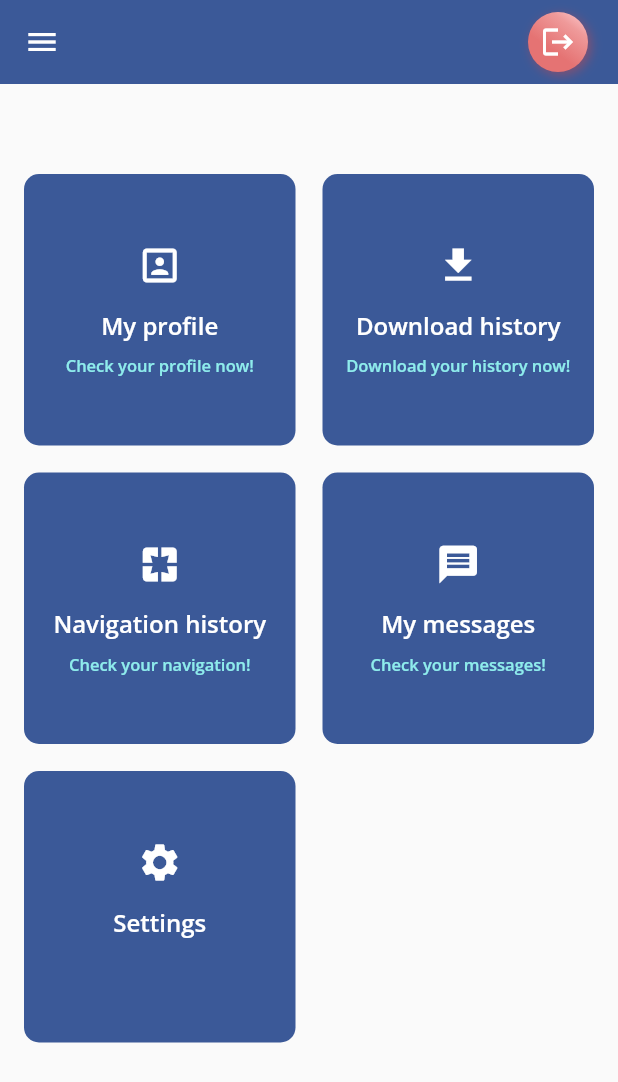
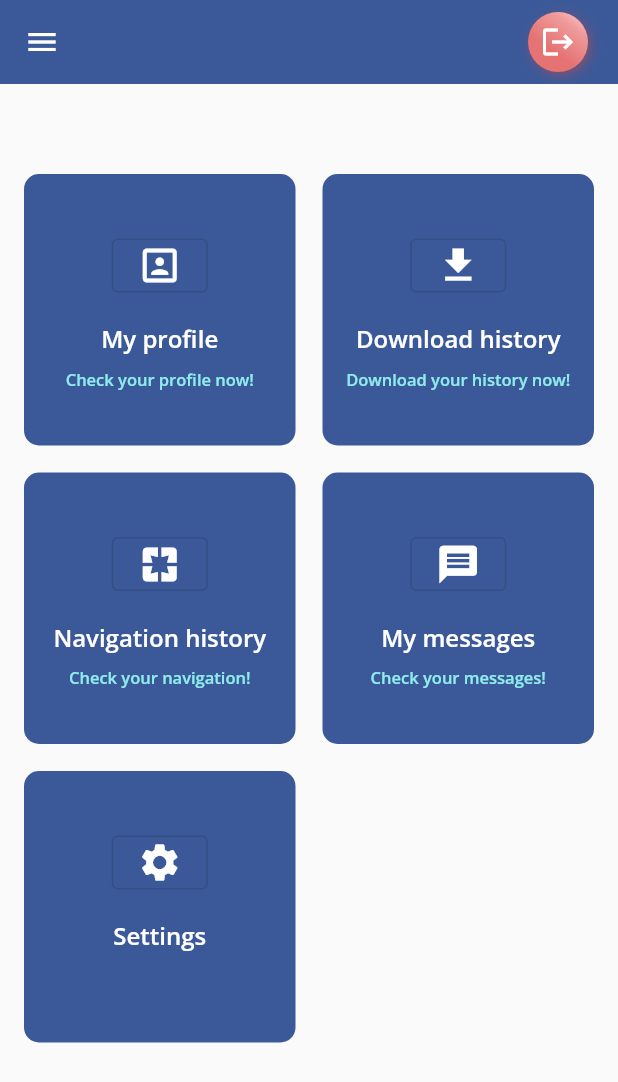
Before and after one commit to btamega/hesperis_tamuda, a Flutter app: the UserDashboard screen opened directly with empty values, on a phone screen of 412 x 824 dp. Shown: the top 1082 px of the screen. Run offline on Flutter 3.47's test engine with Material 2 defaults, Android fonts, the phone set to English and light mode, and no system bars; our stand-ins replace awesome_dialog, carousel_slider, dio, expandable, flutter_pw_validator, google_fonts and 1 more; missing offline and left inert: drop_cap_text, flag, flutter_pdfview; generated files the repository leaves out were written again; network calls fail.

Commit message:
version2

```diff
--- a/lib/views/pages/ElevatedCardExample.dart
+++ b/lib/views/pages/ElevatedCardExample.dart
@@ -1,41 +1,64 @@
 import 'package:flutter/material.dart';
 import 'package:google_fonts/google_fonts.dart';
+import 'package:hesperis_tamuda/views/pages/about.dart';
+import 'package:hesperis_tamuda/views/pages/navigation_history.dart';
+import 'package:hesperis_tamuda/views/pages/profile.dart';
+import 'package:hesperis_tamuda/views/pages/user/profil.dart';
+import 'package:hesperis_tamuda/models/statut.dart';
 
 
-class ElevatedCardExample extends StatelessWidget {
-  Items item1 = new Items(
+
+
+
+
+class elevatedCardExample extends StatefulWidget {
+final User user;
+
+  const elevatedCardExample({Key? key, required this.user}) : super(key: key);
+
+  @override
+  State<elevatedCardExample> createState() => _elevatedCardExampleState();
+}
+  @override
+  class _elevatedCardExampleState extends State<elevatedCardExample> {
+  @override
+  Widget build(BuildContext context) {
+    Items item1 = Items(
       title: "My profile",
       subtitle: "Check your profile now!",
-      // event: "3 Events");
       icon: Icons.portrait,
+      page:  UserProfil(user: widget.user ),
+
   );
 
-  Items item2 = new Items(
+  Items item2 =  Items(
     title: "Download history",
     subtitle: "Download your history now!",
-    // event: "4 Items",
     icon: Icons.download,
+    page: const ProfilePage(),
+
   );
-  Items item3 = new Items(
+  Items item3 = Items(
     title:  "Navigation history",
     subtitle: "Check your navigation!",
-    // event: "",
     icon: Icons.pages,
+    page: const NavigationHistory(),
+
   );
-  Items item4 = new Items(
+  Items item4 = Items(
     title: "My messages",
     subtitle: "Check your messages!",
     icon: Icons.message,
+    page: const AboutPage(),
+
   );
-  Items item5 = new Items(
+  Items item5 =  Items(
     title: "Settings",
     subtitle: "",
-    // event: "4 Items",
    icon: Icons.settings,
+   page: const ProfilePage(),
+
   );
-
-  @override
-  Widget build(BuildContext context) {
     List<Items> myList = [item1, item2, item3, item4, item5];
     var color = 0xff3b5998;
     return Flex(
@@ -44,7 +67,7 @@ class ElevatedCardExample extends StatelessWidget {
         Flexible(
           child: GridView.count(
             childAspectRatio: 1.0,
-            padding: EdgeInsets.only(left: 16, right: 16),
+            padding: const EdgeInsets.only(left: 16, right: 16),
             crossAxisCount: 2,
             crossAxisSpacing: 18,
             mainAxisSpacing: 18,
@@ -57,8 +80,10 @@ class ElevatedCardExample extends StatelessWidget {
                 child: Column(
                   mainAxisAlignment: MainAxisAlignment.center,
                   children: <Widget>[
-                    Icon(data.icon, size: 30, color: Colors.white),
-                    // IconData.(Icon(data.icon)),
+                   OutlinedButton(
+                   onPressed: () {Navigator.of(context).push(MaterialPageRoute(builder: (context) =>   data.page,));},
+                   child: Icon(data.icon, size: 30, color: Colors.white),
+                    ),
                     const SizedBox(height: 14),
                     Text(
                       data.title,
@@ -70,17 +95,18 @@ class ElevatedCardExample extends StatelessWidget {
                         ),
                       ),
                     ),
-                    SizedBox(height: 8),
+                    const SizedBox(height: 8),
                     Text(
                       data.subtitle,
                       style: GoogleFonts.openSans(
-                        textStyle: TextStyle(
+                        textStyle: const TextStyle(
                           color: Color.fromARGB(255, 142, 236, 236),
                           fontSize: 11,
                           fontWeight: FontWeight.w600,
                         ),
                       ),
                     ),
+
                   ],
                 ),
               );
@@ -92,10 +118,12 @@ class ElevatedCardExample extends StatelessWidget {
   }
 }
 
+
 class Items {
   String title;
   String subtitle;
-  // String event;
   IconData icon;
-  Items({required this.title, required this.subtitle,required this.icon});
+  Widget page;
+  // String title2;
+  Items({required this.title, required this.subtitle,required this.icon,required this.page});
 }
--- a/lib/views/pages/contact.dart
+++ b/lib/views/pages/contact.dart
@@ -258,7 +258,7 @@ class _Card1State extends State<Card1> {
                                       ).show();
                                       }
                                     },
-                                    style: TextButton.styleFrom(backgroundColor: Colors.red, primary: Colors.white),
+                                    style: TextButton.styleFrom(foregroundColor: Colors.white, backgroundColor: Colors.red),
                                     child: const Text("Envoyer"),
                                     ),
                               ],
--- a/lib/views/pages/profile.dart
+++ b/lib/views/pages/profile.dart
@@ -7,7 +7,6 @@ import 'package:hesperis_tamuda/services/data_service.dart';
 import 'package:hesperis_tamuda/views/include/navbar.dart';
 import 'package:hesperis_tamuda/views/menu/language.dart';
 import 'package:hesperis_tamuda/views/pages/home.dart';
-import 'package:hesperis_tamuda/views/pages/navigation_history.dart';
 import 'package:hesperis_tamuda/views/pages/search.dart';
 import 'package:google_fonts/google_fonts.dart';
 import 'package:flutter_pw_validator/flutter_pw_validator.dart';
--- a/lib/views/pages/user/dashboard.dart
+++ b/lib/views/pages/user/dashboard.dart
@@ -1,15 +1,11 @@
 import 'package:awesome_dialog/awesome_dialog.dart';
 import 'package:flutter/material.dart';
-import 'package:flutter_staggered_grid_view/flutter_staggered_grid_view.dart';
 import 'package:hesperis_tamuda/models/statut.dart';
 import 'package:hesperis_tamuda/views/include/navbar.dart';
-import 'package:hesperis_tamuda/views/pages/navigation_history.dart';
 import 'package:hesperis_tamuda/views/pages/profile.dart';
-import 'package:hesperis_tamuda/views/pages/user/profil.dart';
 import 'package:hesperis_tamuda/widgets/circle_gradient_icon.dart';
-import 'package:hesperis_tamuda/widgets/task_group.dart';
 
-import '../ElevatedCardExample.dart';
+import '../elevatedCardExample.dart';
 
 
 
@@ -32,7 +28,7 @@ class _UserDashboardState extends State<UserDashboard> {
           backgroundColor: const Color(0xff3b5998),
           title: Text(
             widget.user.name,
-                 style: TextStyle(color: Color.fromARGB(255, 255, 254, 254).withOpacity(1.0)),
+                 style: TextStyle(color: const Color.fromARGB(255, 255, 254, 254).withOpacity(1.0)),
           ),
           elevation: 0,
           actions: [
@@ -80,7 +76,7 @@ class _UserDashboardState extends State<UserDashboard> {
       body: Padding(
       padding: const EdgeInsets.only(top: 60.0),
             // Spacer(),
-            child:ElevatedCardExample(),
+            child:elevatedCardExample(user: widget.user,),
 
   ),
       ),
--- a/lib/views/pages/user/profil.dart
+++ b/lib/views/pages/user/profil.dart
@@ -1,14 +1,13 @@
 import 'package:awesome_dialog/awesome_dialog.dart';
 import 'package:flutter/material.dart';
 import 'package:flutter_pw_validator/flutter_pw_validator.dart';
-import 'package:google_fonts/google_fonts.dart';
 import 'package:hesperis_tamuda/models/statut.dart';
 import 'package:hesperis_tamuda/services/data_service.dart';
 import 'package:flutter_gen/gen_l10n/app_localizations.dart';
 
 class UserProfil extends StatefulWidget {
   final User user;
-  const UserProfil({ Key? key, required this.user }) : super(key: key);
+  const UserProfil( { Key? key, required this.user }) : super(key: key);
 
   @override
   State<UserProfil> createState() => _UserProfilState();
--- a/lib/widgets/task.dart
+++ b/lib/widgets/task.dart
@@ -43,9 +43,9 @@ class TaskWidget extends StatelessWidget {
                 child: Column(
                   crossAxisAlignment: CrossAxisAlignment.start,
                   children: [
-                    Text(
+                    const Text(
                       "taskModel.taskName",
-                      style: const TextStyle(
+                      style: TextStyle(
                         fontSize: 18,
                         color: Colors.white,
                         fontWeight: FontWeight.bold,
```
Also changed, not shown: lib/views/pages/navigation_history.dart (+10 -6 lines).
